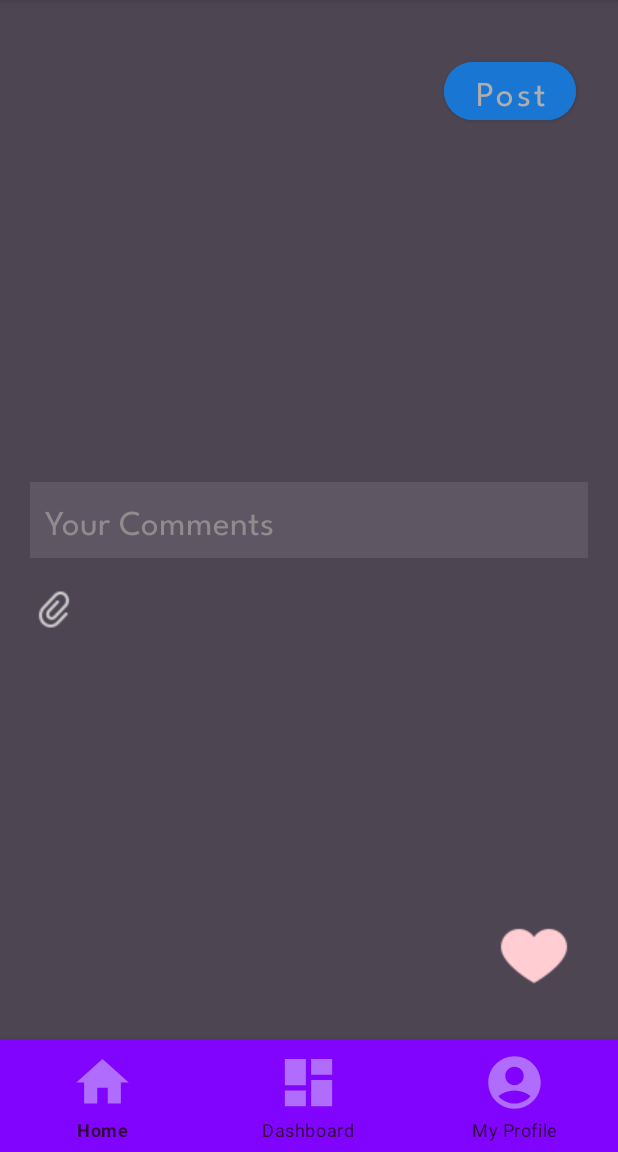
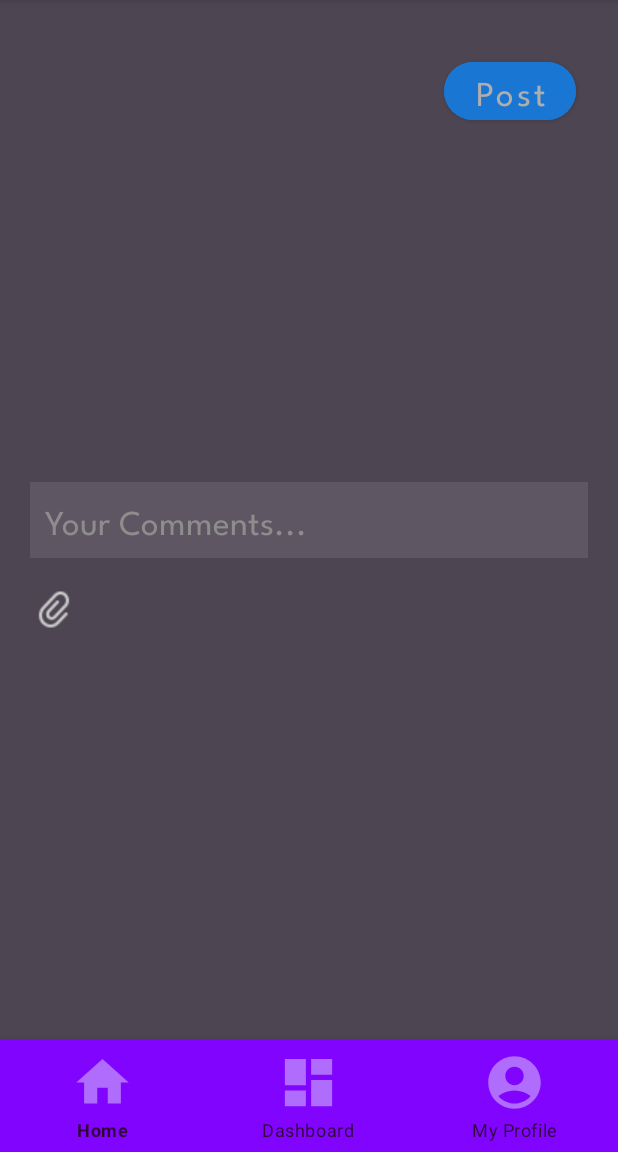
Before and after one commit to 123archie/discussionforum, an Android app: the AddCommentActivity screen opened directly, with no data from a screen before it, on a phone screen of 412 x 824 dp, the part 84-1236 px from its top. Run offline under Robolectric (Android 15) with nearby library versions, the light colour scheme and no system bars; our stand-ins replace Firebase (no records; nobody signed in at launch, a user with empty details on screens opened directly).

Commit message:
AddCommentDone

```diff
--- a/app/src/main/java/com/hemant/askagain/User.java
+++ b/app/src/main/java/com/hemant/askagain/User.java
@@ -4,7 +4,7 @@ import android.net.Uri;
 
 public class User {
     String name;
-    String  profilePic;
+    String  profilePic = null;
 
     public User() {
     }
--- a/app/src/main/res/layout/activity_add_comment.xml
+++ b/app/src/main/res/layout/activity_add_comment.xml
@@ -77,19 +77,6 @@
         app:layout_constraintTop_toTopOf="parent"
         app:layout_constraintVertical_bias="0.054" />
 
-    <ImageButton
-        android:layout_width="61dp"
-        android:layout_height="68dp"
-        android:layout_marginBottom="10sp"
-        android:src="@drawable/likev1"
-        android:background="@android:color/transparent"
-        app:layout_constraintBottom_toTopOf="@id/bottom_navbar"
-        app:layout_constraintEnd_toEndOf="parent"
-        app:layout_constraintHorizontal_bias="0.927"
-        app:layout_constraintStart_toStartOf="parent"
-        app:layout_constraintTop_toBottomOf="@id/relativeLayout"
-        app:layout_constraintVertical_bias="0.952" />
-
     <com.google.android.material.bottomnavigation.BottomNavigationView
         android:id="@+id/bottom_navbar"
         android:layout_width="match_parent"
--- a/app/src/main/res/values/strings.xml
+++ b/app/src/main/res/values/strings.xml
@@ -1,7 +1,7 @@
 <resources>
     <string name="app_name">Ask Again</string>
    <string name="add_post">Post</string>
-    <string name="your_comments">Your Comments</string>
+    <string name="your_comments">Your Comments...</string>
     <string name="Home">Home</string>
     <string name="Dashboard">Dashboard</string>
     <string name="my_Profile">My Profile</string>
```
Also changed, not shown: app/src/main/java/com/hemant/askagain/AddCommentActivity.java (+6 -7 lines), app/src/main/java/com/hemant/askagain/CommentActivity.java (+8 -1 lines), app/src/main/java/com/hemant/askagain/MainActivity.java (+10 -6 lines), app/src/main/res/layout/activity_comment.xml (+28 -4 lines), app/src/main/res/layout/text_list_item.xml (added, +11 -0 lines).
